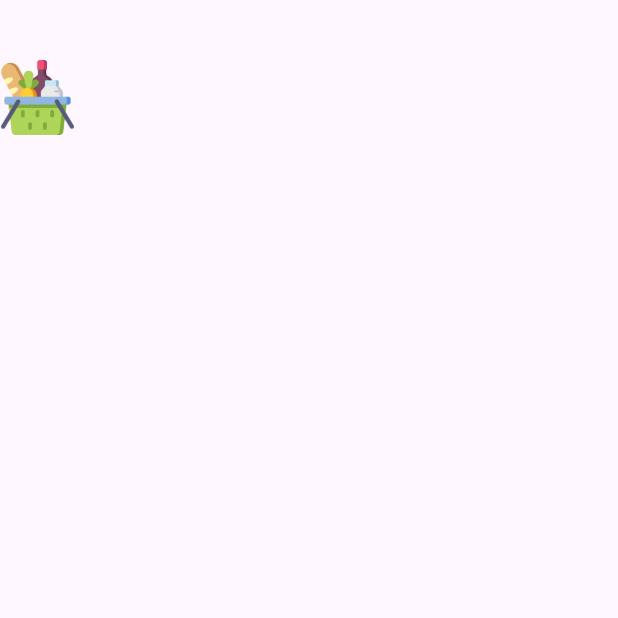
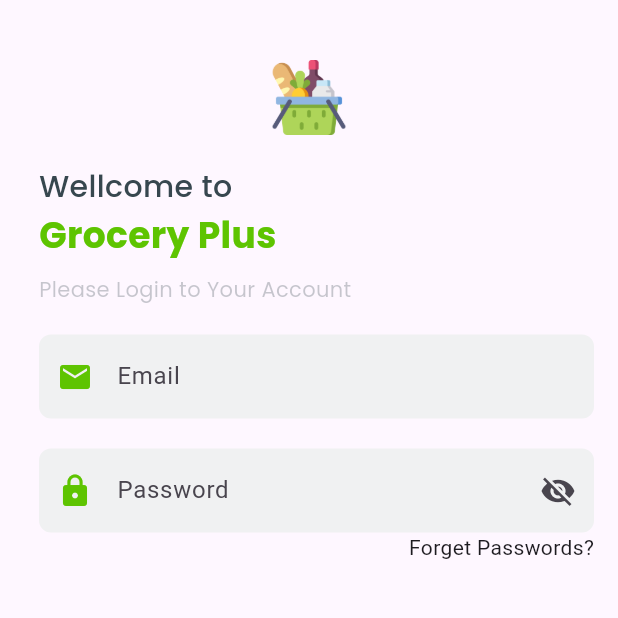
Before and after one commit to luqman499/flutter-grocery-app, a Flutter app: the screen it shows after launch, on a phone screen of 412 x 824 dp, the top half of it. Run offline on Flutter 3.47's test engine with Material 3 defaults, Android fonts, the phone set to English and light mode, and no system bars; our stand-ins replace google_fonts.

Commit message:
added splash screen and login screen

```diff
--- /dev/null
+++ b/lib/screens/forget_password_screen.dart
@@ -0,0 +1,15 @@
+import 'package:flutter/material.dart';
+
+class ForgetPasswordScreen extends StatefulWidget {
+  const ForgetPasswordScreen({super.key});
+
+  @override
+  State<ForgetPasswordScreen> createState() => _ForgetPasswordScreenState();
+}
+
+class _ForgetPasswordScreenState extends State<ForgetPasswordScreen> {
+  @override
+  Widget build(BuildContext context) {
+    return Scaffold(body: Text('hiii i am forget screen'));
+  }
+}
--- a/lib/screens/login_screen.dart
+++ b/lib/screens/login_screen.dart
@@ -1,4 +1,9 @@
 import 'package:flutter/material.dart';
+import 'package:google_fonts/google_fonts.dart';
+import 'package:projectAssignment/constants/colors.dart';
+import 'package:projectAssignment/screens/forget_password_screen.dart';
+import 'package:projectAssignment/widgets/custom_text_field.dart';
+import "package:projectAssignment/widgets/forget_password_screen.dart";
 
 class LoginScreen extends StatefulWidget {
   const LoginScreen({super.key});
@@ -8,6 +13,9 @@ class LoginScreen extends StatefulWidget {
 }
 
 class _LoginScreenState extends State<LoginScreen> {
+  final TextEditingController emailController = TextEditingController();
+  final TextEditingController passwordController = TextEditingController();
+  // String? name;
   @override
   Widget build(BuildContext context) {
     return Scaffold(
@@ -20,7 +28,70 @@ class _LoginScreenState extends State<LoginScreen> {
               const SizedBox(height: 20),
               Padding(
                 padding: const EdgeInsets.only(left: 26.0, right: 16.0),
-                child: Column(crossAxisAlignment: CrossAxisAlignment.start),
+                child: Column(
+                  crossAxisAlignment: CrossAxisAlignment.start,
+                  children: [
+                    Text(
+                      'Wellcome to',
+                      style: GoogleFonts.poppins(
+                        fontSize: 20,
+                        fontWeight: FontWeight.w500,
+                        color: AppColors.fontColor,
+                      ),
+                    ),
+                    Text(
+                      'Grocery Plus',
+                      style: GoogleFonts.poppins(
+                        fontSize: 24,
+                        fontWeight: FontWeight.bold,
+                        color: AppColors.primaryColor,
+                      ),
+                    ),
+                    const SizedBox(height: 10),
+                    Text(
+                      'Please Login to Your Account',
+                      style: GoogleFonts.poppins(
+                        fontSize: 14,
+                        fontWeight: FontWeight.w400,
+                        color: AppColors.fontGrayColor,
+                      ),
+                    ),
+                    const SizedBox(height: 20),
+                    CustomTextField(
+                      hintText: 'Email',
+                      prefixIcon: Icon(
+                        Icons.mail,
+                        color: AppColors.primaryColor,
+                      ),
+                      controller: emailController,
+                    ),
+                    const SizedBox(height: 20),
+                    CustomTextField(
+                      hintText: 'Password',
+                      prefixIcon: Icon(
+                        Icons.lock,
+                        color: AppColors.primaryColor,
+                      ),
+                      suffixIcon: Icon(Icons.visibility_off),
+                      controller: passwordController,
+                    ),
+                    Align(
+                      alignment: Alignment.topRight,
+                      child: InkWell(
+                        onTap: () {
+                          Navigator.push(
+                            context,
+                            MaterialPageRoute(
+                              builder: (c) => ForgetPasswordScreen(),
+                            ),
+                          );
+                        },
+                        child: Text('Forget Passwords?'),
+                      ),
+                    ),
+                    SizedBox(height: 50),
+                  ],
+                ),
               ),
             ],
           ),
--- /dev/null
+++ b/lib/widgets/custom_text_field.dart
@@ -0,0 +1,35 @@
+import 'package:flutter/material.dart';
+
+class CustomTextField extends StatelessWidget {
+  final String hintText;
+  final Icon prefixIcon;
+  final Icon? suffixIcon;
+  final Function()? ontap;
+  final TextEditingController controller;
+  const CustomTextField({
+    super.key,
+    required this.hintText,
+    required this.prefixIcon,
+    this.suffixIcon,
+    this.ontap,
+    required this.controller,
+  });
+  @override
+  Widget build(BuildContext context) {
+    return TextField(
+      controller: controller,
+      decoration: InputDecoration(
+        border: InputBorder.none,
+        hintText: hintText,
+        prefixIcon: prefixIcon,
+        fillColor: Color(0xffF0F1F2),
+        filled: true,
+        suffixIcon: suffixIcon,
+        enabledBorder: OutlineInputBorder(
+          borderRadius: BorderRadius.circular(8),
+          borderSide: BorderSide(color: Colors.transparent),
+        ),
+      ),
+    );
+  }
+}
--- /dev/null
+++ b/lib/widgets/forget_password_screen.dart
@@ -0,0 +1 @@
+// TODO Implement this library.
```
